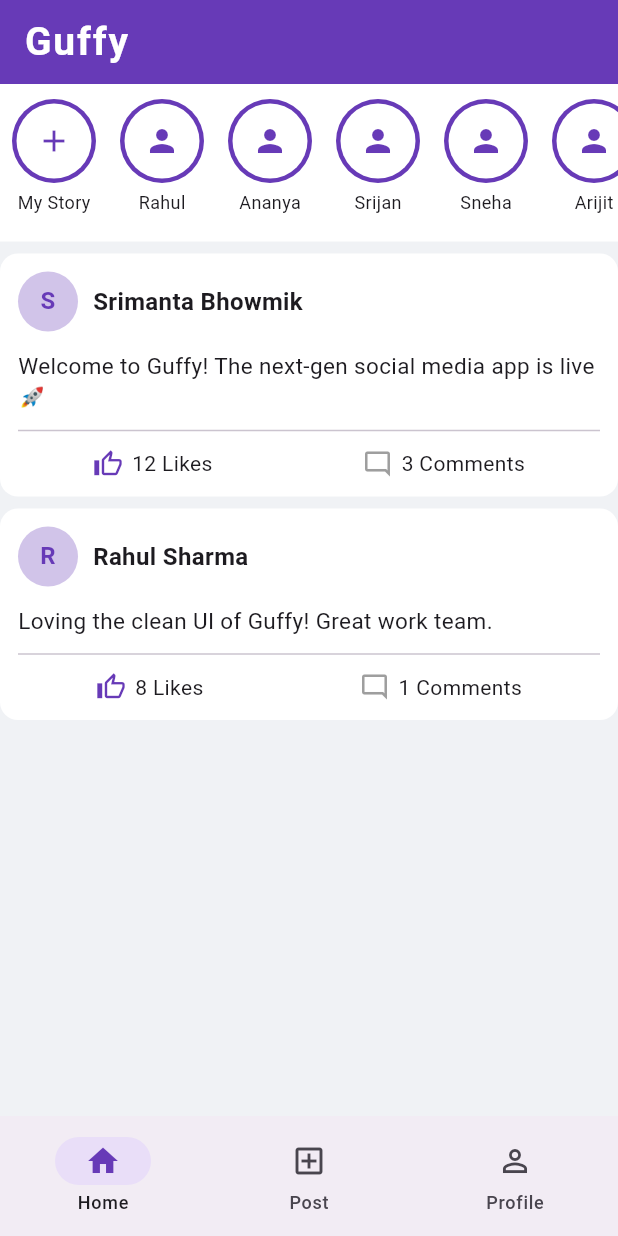
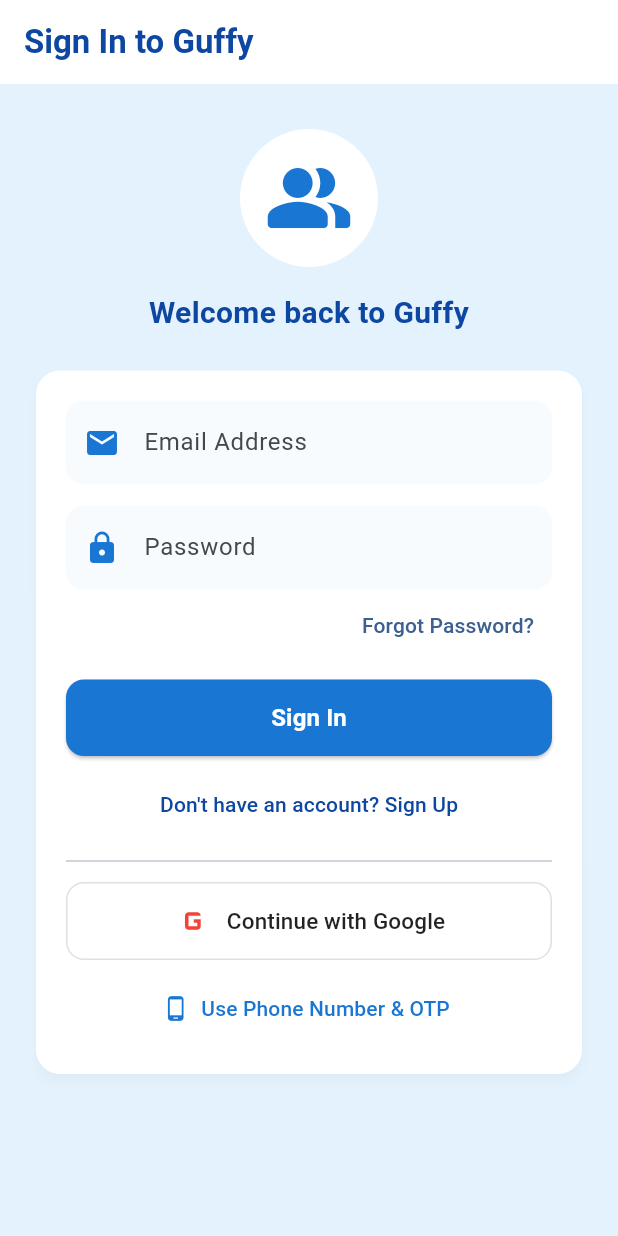
Before and after one commit to srimantabhowmik04-tech/Guffy, a Flutter app: the screen it shows after launch, on a phone screen of 412 x 824 dp. Run offline on Flutter 3.47's test engine with Material 3 defaults, Android fonts, the phone set to English and light mode, and no system bars.

Commit message:
Update main.dart

```diff
--- a/lib/main.dart
+++ b/lib/main.dart
@@ -13,323 +13,298 @@ class GuffyApp extends StatelessWidget {
       debugShowCheckedModeBanner: false,
       title: 'Guffy',
       theme: ThemeData(
-        colorScheme: ColorScheme.fromSeed(seedColor: Colors.deepPurple),
+        colorScheme: ColorScheme.fromSeed(
+          seedColor: const Color(0xFF1976D2),
+          background: const Color(0xFFE3F2FD),
+        ),
+        scaffoldBackgroundColor: const Color(0xFFE3F2FD),
         useMaterial3: true,
       ),
-      home: const MainNavigationScreen(),
+      home: const AuthScreen(),
     );
   }
 }
 
-class MainNavigationScreen extends StatefulWidget {
-  const MainNavigationScreen({super.key});
+class AuthScreen extends StatefulWidget {
+  const AuthScreen({super.key});
 
   @override
-  State<MainNavigationScreen> createState() => _MainNavigationScreenState();
+  State<AuthScreen> createState() => _AuthScreenState();
 }
 
-class _MainNavigationScreenState extends State<MainNavigationScreen> {
-  int _currentIndex = 0;
+class _AuthScreenState extends State<AuthScreen> {
+  bool isLogin = true;
+  bool isPhoneMode = false;
 
-  final List<Widget> _screens = const [
-    GuffyFeedScreen(),
-    CreatePostScreen(),
-    ProfileScreen(),
-  ];
+  final TextEditingController nameController = TextEditingController();
+  final TextEditingController emailController = TextEditingController();
+  final TextEditingController passwordController = TextEditingController();
+  final TextEditingController phoneController = TextEditingController();
+  final TextEditingController otpController = TextEditingController();
+
+  bool otpSent = false;
 
   @override
   Widget build(BuildContext context) {
     return Scaffold(
-      body: _screens[_currentIndex],
-      bottomNavigationBar: NavigationBar(
-        selectedIndex: _currentIndex,
-        onDestinationSelected: (int index) {
-          setState(() {
-            _currentIndex = index;
-          });
-        },
-        destinations: const [
-          NavigationDestination(
-            icon: Icon(Icons.home_outlined),
-            selectedIcon: Icon(Icons.home, color: Colors.deepPurple),
-            label: 'Home',
+      backgroundColor: const Color(0xFFE3F2FD),
+      appBar: AppBar(
+        title: Text(
+          isPhoneMode ? 'Phone Login' : (isLogin ? 'Sign In to Guffy' : 'Create Guffy Account'),
+          style: const TextStyle(fontWeight: FontWeight.bold),
         ),
-          NavigationDestination(
-            icon: Icon(Icons.add_box_outlined),
-            selectedIcon: Icon(Icons.add_box, color: Colors.deepPurple),
-            label: 'Post',
+        backgroundColor: Colors.white,
+        foregroundColor: const Color(0xFF0D47A1),
+        elevation: 0,
       ),
-          NavigationDestination(
-            icon: Icon(Icons.person_outline),
-            selectedIcon: Icon(Icons.person, color: Colors.deepPurple),
-            label: 'Profile',
-          ),
-        ],
-      ),
-    );
-  }
-}
-
-class GuffyFeedScreen extends StatefulWidget {
-  const GuffyFeedScreen({super.key});
-
-  @override
-  State<GuffyFeedScreen> createState() => _GuffyFeedScreenState();
-}
-
-class _GuffyFeedScreenState extends State<GuffyFeedScreen> {
-  final List<String> stories = const [
-    'My Story', 'Rahul', 'Ananya', 'Srijan', 'Sneha', 'Arijit'
-  ];
-
-  final List<Map<String, dynamic>> posts = [
-    {
-      'author': 'Srimanta Bhowmik',
-      'content': 'Welcome to Guffy! The next-gen social media app is live 🚀',
-      'likes': 12,
-      'comments': 3,
-    },
-    {
-      'author': 'Rahul Sharma',
-      'content': 'Loving the clean UI of Guffy! Great work team.',
-      'likes': 8,
-      'comments': 1,
-    }
-  ];
-
-  @override
-  Widget build(BuildContext context) {
-    return Scaffold(
-      backgroundColor: const Color(0xFFF0F2F5),
-      appBar: AppBar(
-        title: const Text(
-          'Guffy',
-          style: TextStyle(fontWeight: FontWeight.bold, fontSize: 26, letterSpacing: 1.2),
-        ),
-        backgroundColor: Colors.deepPurple,
-        foregroundColor: Colors.white,
-      ),
-      body: ListView(
-        children: [
-          Container(
-            color: Colors.white,
-            height: 105,
-            padding: const EdgeInsets.symmetric(vertical: 10),
-            child: ListView.builder(
-              scrollDirection: Axis.horizontal,
-              itemCount: stories.length,
-              itemBuilder: (context, index) {
-                return Padding(
-                  padding: const EdgeInsets.symmetric(horizontal: 8.0),
+      body: SingleChildScrollView(
+        padding: const EdgeInsets.all(20.0),
         child: Column(
           children: [
-                      CircleAvatar(
-                        radius: 28,
-                        backgroundColor: Colors.deepPurple,
-                        child: CircleAvatar(
-                          radius: 25,
-                          backgroundColor: Colors.white,
-                          child: Icon(
-                            index == 0 ? Icons.add : Icons.person,
-                            color: Colors.deepPurple,
+            const SizedBox(height: 10),
+            Container(
+              padding: const EdgeInsets.all(16),
+              decoration: const BoxDecoration(
+                color: Colors.white,
+                shape: BoxShape.circle,
+              ),
+              child: const Icon(
+                Icons.people_alt_rounded,
+                size: 60,
+                color: Color(0xFF1976D2),
+              ),
+            ),
+            const SizedBox(height: 16),
+            Text(
+              isPhoneMode
+                  ? 'Verify your mobile number'
+                  : (isLogin ? 'Welcome back to Guffy' : 'Join the Guffy Community'),
+              textAlign: TextAlign.center,
+              style: const TextStyle(
+                fontSize: 20,
+                fontWeight: FontWeight.bold,
+                color: Color(0xFF0D47A1),
+              ),
+            ),
+            const SizedBox(height: 20),
+            Card(
+              elevation: 3,
+              shadowColor: Colors.black12,
+              shape: RoundedRectangleBorder(borderRadius: BorderRadius.circular(16)),
+              color: Colors.white,
+              child: Padding(
+                padding: const EdgeInsets.all(20.0),
+                child: Column(
+                  crossAxisAlignment: CrossAxisAlignment.stretch,
+                  children: [
+                    if (!isPhoneMode) ...[
+                      if (!isLogin) ...[
+                        TextField(
+                          controller: nameController,
+                          decoration: InputDecoration(
+                            labelText: 'Full Name',
+                            prefixIcon: const Icon(Icons.person, color: Color(0xFF1976D2)),
+                            filled: true,
+                            fillColor: const Color(0xFFE3F2FD).withOpacity(0.3),
+                            border: OutlineInputBorder(
+                              borderRadius: BorderRadius.circular(12),
+                              borderSide: BorderSide.none,
                             ),
                           ),
                         ),
-                      const SizedBox(height: 4),
-                      Text(stories[index], style: const TextStyle(fontSize: 12)),
+                        const SizedBox(height: 14),
                       ],
+                      TextField(
+                        controller: emailController,
+                        keyboardType: TextInputType.emailAddress,
+                        decoration: InputDecoration(
+                          labelText: 'Email Address',
+                          prefixIcon: const Icon(Icons.email, color: Color(0xFF1976D2)),
+                          filled: true,
+                          fillColor: const Color(0xFFE3F2FD).withOpacity(0.3),
+                          border: OutlineInputBorder(
+                            borderRadius: BorderRadius.circular(12),
+                            borderSide: BorderSide.none,
+                          ),
+                        ),
+                      ),
+                      const SizedBox(height: 14),
+                      TextField(
+                        controller: passwordController,
+                        obscureText: true,
+                        decoration: InputDecoration(
+                          labelText: 'Password',
+                          prefixIcon: const Icon(Icons.lock, color: Color(0xFF1976D2)),
+                          filled: true,
+                          fillColor: const Color(0xFFE3F2FD).withOpacity(0.3),
+                          border: OutlineInputBorder(
+                            borderRadius: BorderRadius.circular(12),
+                            borderSide: BorderSide.none,
+                          ),
+                        ),
+                      ),
+                      if (isLogin)
+                        Align(
+                          alignment: Alignment.centerRight,
+                          child: TextButton(
+                            onPressed: () {
+                              ScaffoldMessenger.of(context).showSnackBar(
+                                const SnackBar(content: Text('Password reset link sent to your email')),
+                              );
+                            },
+                            child: const Text('Forgot Password?'),
+                          ),
+                        ),
+                      const SizedBox(height: 12),
+                      ElevatedButton(
+                        style: ElevatedButton.styleFrom(
+                          backgroundColor: const Color(0xFF1976D2),
+                          foregroundColor: Colors.white,
+                          padding: const EdgeInsets.symmetric(vertical: 14),
+                          shape: RoundedRectangleBorder(
+                            borderRadius: BorderRadius.circular(12),
+                          ),
+                        ),
+                        onPressed: () {
+                          ScaffoldMessenger.of(context).showSnackBar(
+                            SnackBar(
+                              content: Text(isLogin
+                                  ? 'Logged in successfully!'
+                                  : 'Account created successfully!'),
                             ),
                           );
                         },
+                        child: Text(
+                          isLogin ? 'Sign In' : 'Sign Up',
+                          style: const TextStyle(fontSize: 16, fontWeight: FontWeight.bold),
                         ),
                       ),
                       const SizedBox(height: 8),
-          ListView.builder(
-            shrinkWrap: true,
-            physics: const NeverScrollableScrollPhysics(),
-            itemCount: posts.length,
-            itemBuilder: (context, index) {
-              final post = posts[index];
-              return Card(
-                color: Colors.white,
-                margin: const EdgeInsets.only(bottom: 8),
-                elevation: 0,
-                child: Padding(
-                  padding: const EdgeInsets.all(12.0),
-                  child: Column(
-                    crossAxisAlignment: CrossAxisAlignment.start,
-                    children: [
-                      Row(
-                        children: [
-                          CircleAvatar(
-                            backgroundColor: Colors.deepPurple.shade100,
+                      TextButton(
+                        onPressed: () {
+                          setState(() {
+                            isLogin = !isLogin;
+                          });
+                        },
                         child: Text(
-                              post['author'][0],
-                              style: const TextStyle(
-                                fontWeight: FontWeight.bold,
-                                color: Colors.deepPurple,
+                          isLogin
+                              ? "Don't have an account? Sign Up"
+                              : "Already have an account? Sign In",
+                          style: const TextStyle(color: Color(0xFF0D47A1)),
+                        ),
+                      ),
+                      const Divider(height: 28),
+                      OutlinedButton.icon(
+                        icon: const Icon(Icons.g_mobiledata, size: 28, color: Colors.red),
+                        label: const Text(
+                          'Continue with Google',
+                          style: TextStyle(fontSize: 15, color: Colors.black87),
+                        ),
+                        style: OutlinedButton.styleFrom(
+                          padding: const EdgeInsets.symmetric(vertical: 12),
+                          side: const BorderSide(color: Colors.black12),
+                          shape: RoundedRectangleBorder(
+                            borderRadius: BorderRadius.circular(12),
+                          ),
+                        ),
+                        onPressed: () {
+                          ScaffoldMessenger.of(context).showSnackBar(
+                            const SnackBar(content: Text('Google Sign-In Triggered')),
+                          );
+                        },
+                      ),
+                      const SizedBox(height: 8),
+                      TextButton.icon(
+                        icon: const Icon(Icons.phone_android, color: Color(0xFF1976D2)),
+                        label: const Text(
+                          'Use Phone Number & OTP',
+                          style: TextStyle(color: Color(0xFF1976D2)),
+                        ),
+                        onPressed: () {
+                          setState(() {
+                            isPhoneMode = true;
+                          });
+                        },
+                      ),
+                    ] else ...[
+                      TextField(
+                        controller: phoneController,
+                        keyboardType: TextInputType.phone,
+                        decoration: InputDecoration(
+                          labelText: 'Phone Number (e.g. +91...)',
+                          prefixIcon: const Icon(Icons.phone, color: Color(0xFF1976D2)),
+                          filled: true,
+                          fillColor: const Color(0xFFE3F2FD).withOpacity(0.3),
+                          border: OutlineInputBorder(
+                            borderRadius: BorderRadius.circular(12),
+                            borderSide: BorderSide.none,
                           ),
                         ),
                       ),
-                          const SizedBox(width: 10),
-                          Text(
-                            post['author'],
-                            style: const TextStyle(fontWeight: FontWeight.bold, fontSize: 16),
+                      const SizedBox(height: 14),
+                      if (otpSent) ...[
+                        TextField(
+                          controller: otpController,
+                          keyboardType: TextInputType.number,
+                          decoration: InputDecoration(
+                            labelText: 'Enter 6-digit OTP',
+                            prefixIcon: const Icon(Icons.sms, color: Color(0xFF1976D2)),
+                            filled: true,
+                            fillColor: const Color(0xFFE3F2FD).withOpacity(0.3),
+                            border: OutlineInputBorder(
+                              borderRadius: BorderRadius.circular(12),
+                              borderSide: BorderSide.none,
+                            ),
+                          ),
+                        ),
+                        const SizedBox(height: 14),
+                      ],
+                      ElevatedButton(
+                        style: ElevatedButton.styleFrom(
+                          backgroundColor: const Color(0xFF1976D2),
+                          foregroundColor: Colors.white,
+                          padding: const EdgeInsets.symmetric(vertical: 14),
+                          shape: RoundedRectangleBorder(
+                            borderRadius: BorderRadius.circular(12),
+                          ),
+                        ),
+                        onPressed: () {
+                          if (!otpSent) {
+                            setState(() {
+                              otpSent = true;
+                            });
+                            ScaffoldMessenger.of(context).showSnackBar(
+                              const SnackBar(content: Text('OTP sent to your phone!')),
+                            );
+                          } else {
+                            ScaffoldMessenger.of(context).showSnackBar(
+                              const SnackBar(content: Text('OTP Verified Successfully!')),
+                            );
+                          }
+                        },
+                        child: Text(
+                          otpSent ? 'Verify OTP' : 'Send OTP',
+                          style: const TextStyle(fontSize: 16, fontWeight: FontWeight.bold),
+                        ),
+                      ),
+                      const SizedBox(height: 10),
+                      TextButton(
+                        onPressed: () {
+                          setState(() {
+                            isPhoneMode = false;
+                            otpSent = false;
+                          });
+                        },
+                        child: const Text('Back to Email & Password'),
                       ),
                     ],
-                      ),
-                      const SizedBox(height: 12),
-                      Text(post['content'], style: const TextStyle(fontSize: 15)),
-                      const Divider(height: 24),
-                      Row(
-                        mainAxisAlignment: MainAxisAlignment.spaceAround,
-                        children: [
-                          InkWell(
-                            onTap: () {
-                              setState(() {
-                                post['likes']++;
-                              });
-                            },
-                            child: Row(
-                              children: [
-                                const Icon(Icons.thumb_up_outlined, size: 20, color: Colors.deepPurple),
-                                const SizedBox(width: 6),
-                                Text('${post['likes']} Likes'),
                   ],
                 ),
               ),
-                          Row(
-                            children: [
-                              const Icon(Icons.mode_comment_outlined, size: 20, color: Colors.grey),
-                              const SizedBox(width: 6),
-                              Text('${post['comments']} Comments'),
-                            ],
-                          ),
-                        ],
             ),
           ],
         ),
       ),
     );
-            },
-          ),
-        ],
-      ),
-    );
   }
 }
-
-class CreatePostScreen extends StatefulWidget {
-  const CreatePostScreen({super.key});
-
-  @override
-  State<CreatePostScreen> createState() => _CreatePostScreenState();
-}
-
-class _CreatePostScreenState extends State<CreatePostScreen> {
-  final TextEditingController _controller = TextEditingController();
-
-  @override
-  Widget build(BuildContext context) {
-    return Scaffold(
-      backgroundColor: Colors.white,
-      appBar: AppBar(
-        title: const Text('Create Post', style: TextStyle(fontWeight: FontWeight.bold)),
-        backgroundColor: Colors.deepPurple,
-        foregroundColor: Colors.white,
-        actions: [
-          Padding(
-            padding: const EdgeInsets.symmetric(horizontal: 12, vertical: 10),
-            child: ElevatedButton(
-              style: ElevatedButton.styleFrom(
-                backgroundColor: Colors.white,
-                foregroundColor: Colors.deepPurple,
-              ),
-              onPressed: () {
-                if (_controller.text.isNotEmpty) {
-                  _controller.clear();
-                  ScaffoldMessenger.of(context).showSnackBar(
-                    const SnackBar(content: Text('Post published successfully!')),
-                  );
-                }
-              },
-              child: const Text('Post', style: TextStyle(fontWeight: FontWeight.bold)),
-            ),
-          ),
-        ],
-      ),
-      body: Padding(
-        padding: const EdgeInsets.all(16.0),
-        child: TextField(
-          controller: _controller,
-          maxLines: null,
-          expands: true,
-          textAlignVertical: TextAlignVertical.top,
-          decoration: const InputDecoration(
-            hintText: 'What\'s on your mind on Guffy?',
-            border: InputBorder.none,
-          ),
-        ),
-      ),
-    );
-  }
-}
-
-class ProfileScreen extends StatelessWidget {
-  const ProfileScreen({super.key});
-
-  @override
-  Widget build(BuildContext context) {
-    return Scaffold(
-      backgroundColor: Colors.white,
-      appBar: AppBar(
-        title: const Text('Profile', style: TextStyle(fontWeight: FontWeight.bold)),
-        backgroundColor: Colors.deepPurple,
-        foregroundColor: Colors.white,
-      ),
-      body: ListView(
-        children: [
-          Stack(
-            clipBehavior: Clip.none,
-            alignment: Alignment.center,
-            children: [
-              Container(
-                height: 140,
-                width: double.infinity,
-                color: Colors.deepPurple.shade200,
-              ),
-              const Positioned(
-                bottom: -40,
-                child: CircleAvatar(
-                  radius: 44,
-                  backgroundColor: Colors.white,
-                  child: CircleAvatar(
-                    radius: 40,
-                    backgroundColor: Colors.deepPurple,
-                    child: Icon(Icons.person, size: 45, color: Colors.white),
-                  ),
-                ),
-              ),
-            ],
-          ),
-          const SizedBox(height: 50),
-          const Center(
-            child: Column(
-              children: [
-                Text(
-                  'Srimanta Bhowmik',
-                  style: TextStyle(fontSize: 22, fontWeight: FontWeight.bold),
-                ),
-                SizedBox(height: 4),
-                Text(
-                  'Building Guffy 🚀',
-                  style: TextStyle(fontSize: 14, color: Colors.grey),
-                ),
-              ],
-            ),
-          ),
-        ],
-      ),
-    );
-  }
-}
```
Lines whose indentation alone changed are shown as unchanged.
